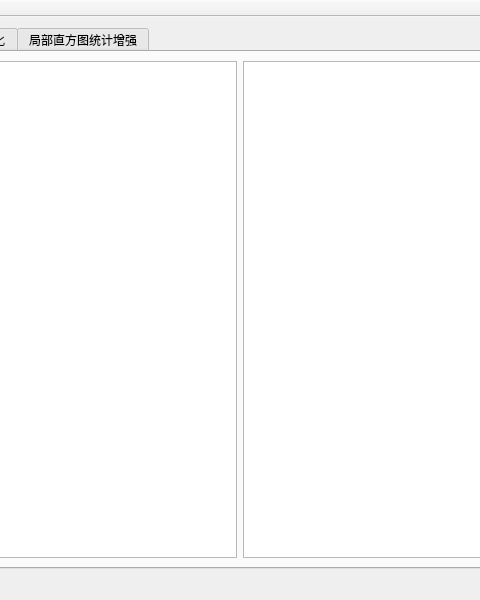
Before: the Qt Designer form DIP-src/mainwindow.ui in miRoox/HIT-DigitalImageProcessing-Postgraduate, drawn with Qt 5; both pictures show x 160 to 640 and y 0 to 600 of the 800 by 600 pixel window.
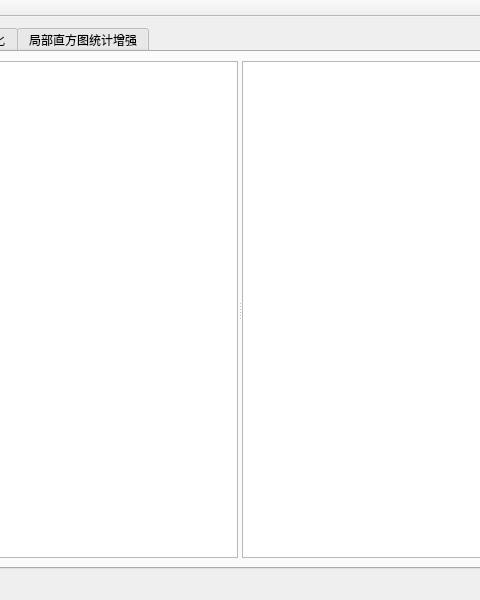
After: the same form once the commit is applied. Custom widgets are drawn as their Qt base class.

Commit message:
界面重构中：
* 分离原图和处理结果到不同标签页
* 添加工具栏
* 解除对ImageView和HistogramView的依赖，功能合理内聚

```diff
--- a/DIP-src/mainwindow.ui
+++ b/DIP-src/mainwindow.ui
@@ -26,10 +26,13 @@
        </attribute>
        <layout class="QHBoxLayout" name="horizontalLayout_2">
         <item>
-         <widget class="QGraphicsView" name="originView"/>
-        </item>
-        <item>
-         <widget class="QGraphicsView" name="originHistView"/>
+         <widget class="QSplitter" name="splitter">
+          <property name="orientation">
+           <enum>Qt::Horizontal</enum>
+          </property>
+          <widget class="QGraphicsView" name="originView"/>
+          <widget class="QtCharts::QChartView" name="originHistView"/>
+         </widget>
         </item>
        </layout>
       </widget>
@@ -60,6 +63,13 @@
    </attribute>
   </widget>
  </widget>
+ <customwidgets>
+  <customwidget>
+   <class>QtCharts::QChartView</class>
+   <extends>QGraphicsView</extends>
+   <header>QtCharts/QChartView</header>
+  </customwidget>
+ </customwidgets>
  <resources/>
  <connections/>
 </ui>
```
Left out of the diff: 11 changed lines with no effect on the pictures. The commit also changes 6 other files.
